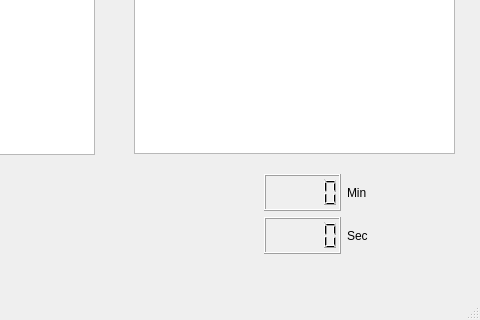
Above: student/13/pairs_gui/mainwindow.ui from Vextee/Ohj2Tyot before the change; both pictures show x 556 to 1036 and y 346 to 666 of the 1036 by 666 pixel window. Below: the same form after it.
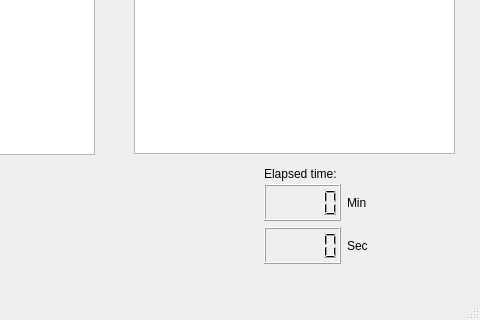
That is the form after the change.

```diff
--- a/student/13/pairs_gui/mainwindow.ui
+++ b/student/13/pairs_gui/mainwindow.ui
@@ -119,7 +119,7 @@
     <property name="geometry">
      <rect>
       <x>820</x>
-      <y>520</y>
+      <y>530</y>
       <width>160</width>
       <height>80</height>
      </rect>
@@ -147,6 +147,19 @@
      </item>
     </layout>
    </widget>
+   <widget class="QLabel" name="label_3">
+    <property name="geometry">
+     <rect>
+      <x>820</x>
+      <y>510</y>
+      <width>91</width>
+      <height>20</height>
+     </rect>
+    </property>
+    <property name="text">
+     <string>Elapsed time:</string>
+    </property>
+   </widget>
   </widget>
   <widget class="QMenuBar" name="menubar">
    <property name="geometry">
```
Left out of the diff: 16 changed lines with no effect on the pictures.
